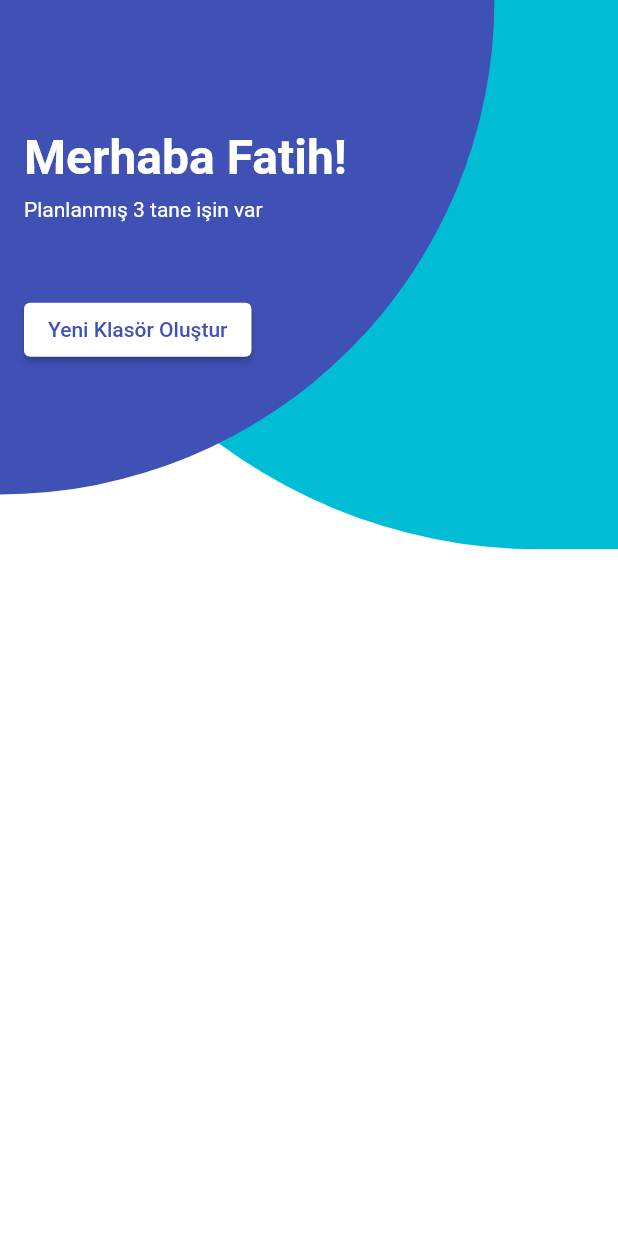
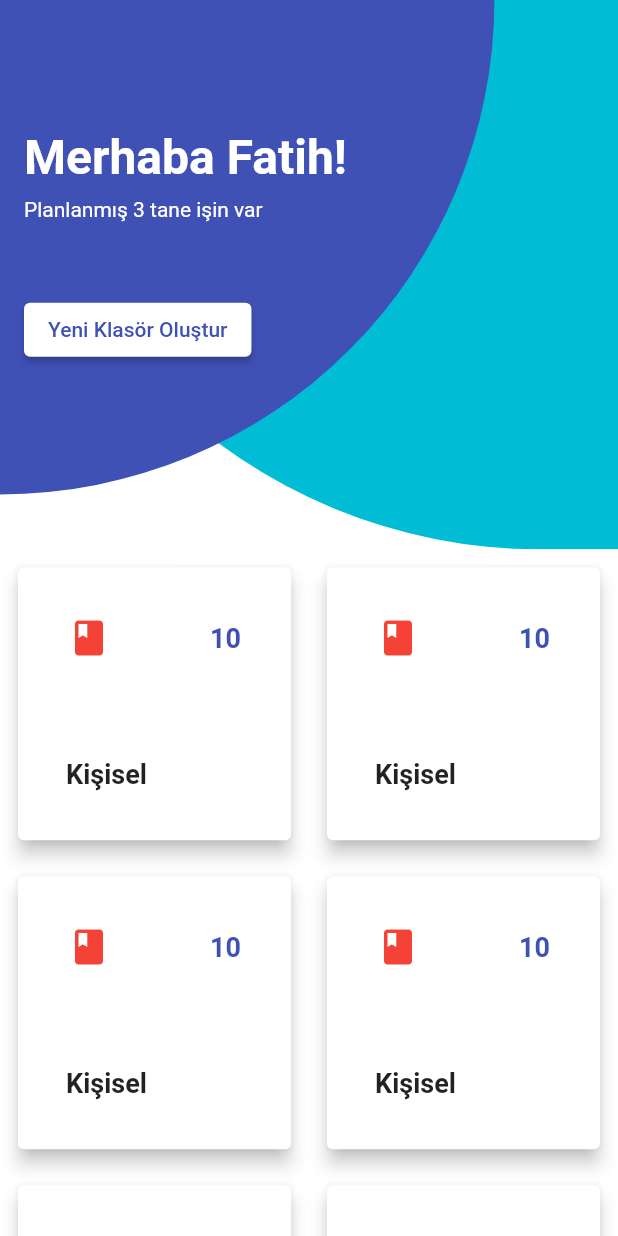
Before and after one commit to fatihinho/planyapp, a Flutter app: the screen it shows after launch, on a phone screen of 412 x 824 dp. Run offline on Flutter 3.47's test engine with Material 2 defaults, Android fonts, the phone set to English and light mode, and no system bars.

Commit message:
Completed grid list on home screen

```diff
--- a/lib/src/screens/home_screen.dart
+++ b/lib/src/screens/home_screen.dart
@@ -68,6 +68,58 @@ class HomeScreen extends StatelessWidget {
           child: Container(
             decoration:
                 BoxDecoration(shape: BoxShape.rectangle, color: Colors.white),
+            child: GridView.builder(
+              gridDelegate: SliverGridDelegateWithFixedCrossAxisCount(
+                crossAxisCount: 2,
+              ),
+              itemCount: 10,
+              itemBuilder: (context, index) {
+                return Padding(
+                  padding: const EdgeInsets.all(8.0),
+                  child: InkWell(
+                    child: Card(
+                      elevation: 5,
+                      child: Column(
+                        mainAxisAlignment: MainAxisAlignment.spaceAround,
+                        crossAxisAlignment: CrossAxisAlignment.start,
+                        children: [
+                          Row(
+                            mainAxisAlignment: MainAxisAlignment.spaceAround,
+                            children: [
+                              Icon(
+                                Icons.book,
+                                color: Colors.red,
+                                size: 28.0,
+                              ),
+                              Text(
+                                '10',
+                                style: TextStyle(
+                                    fontSize: 18.0,
+                                    fontWeight: FontWeight.bold,
+                                    color: Colors.indigo),
+                              )
+                            ],
+                          ),
+                          Row(
+                            mainAxisAlignment: MainAxisAlignment.spaceAround,
+                            children: [
+                              Text(
+                                'Kişisel',
+                                style: TextStyle(
+                                    fontSize: 18.0,
+                                    fontWeight: FontWeight.bold,
+                                    color: Colors.black87),
+                              ),
+                              Text('')
+                            ],
+                          )
+                        ],
+                      ),
+                    ),
+                  ),
+                );
+              },
+            ),
           ),
         ),
       ],
```
